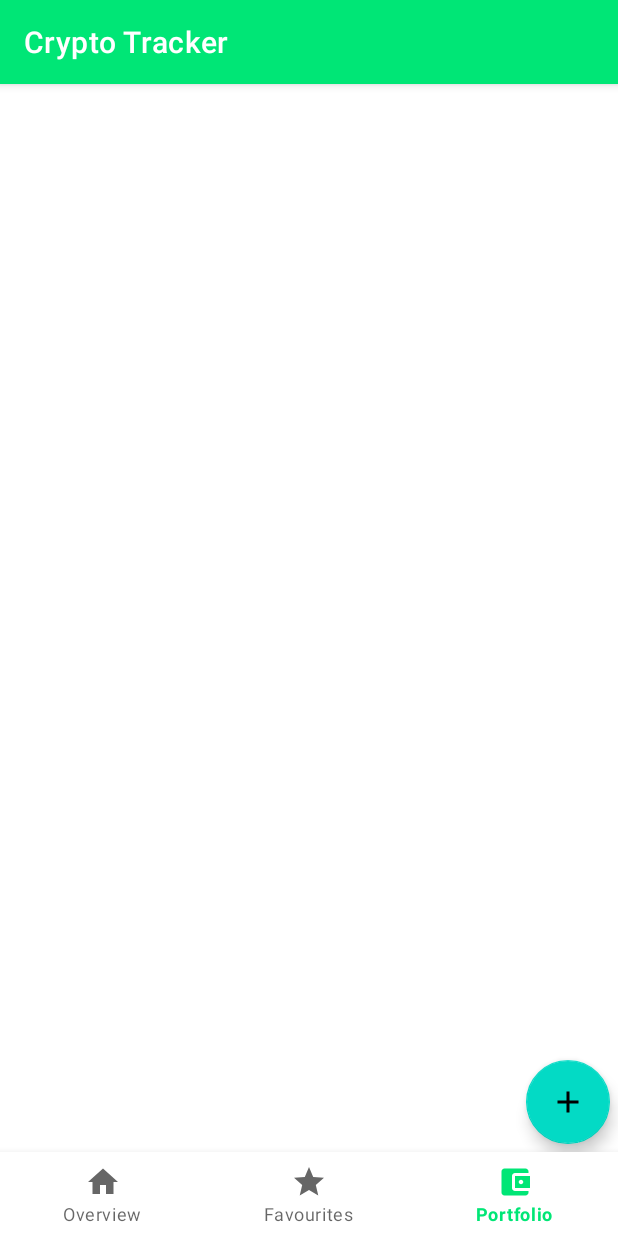
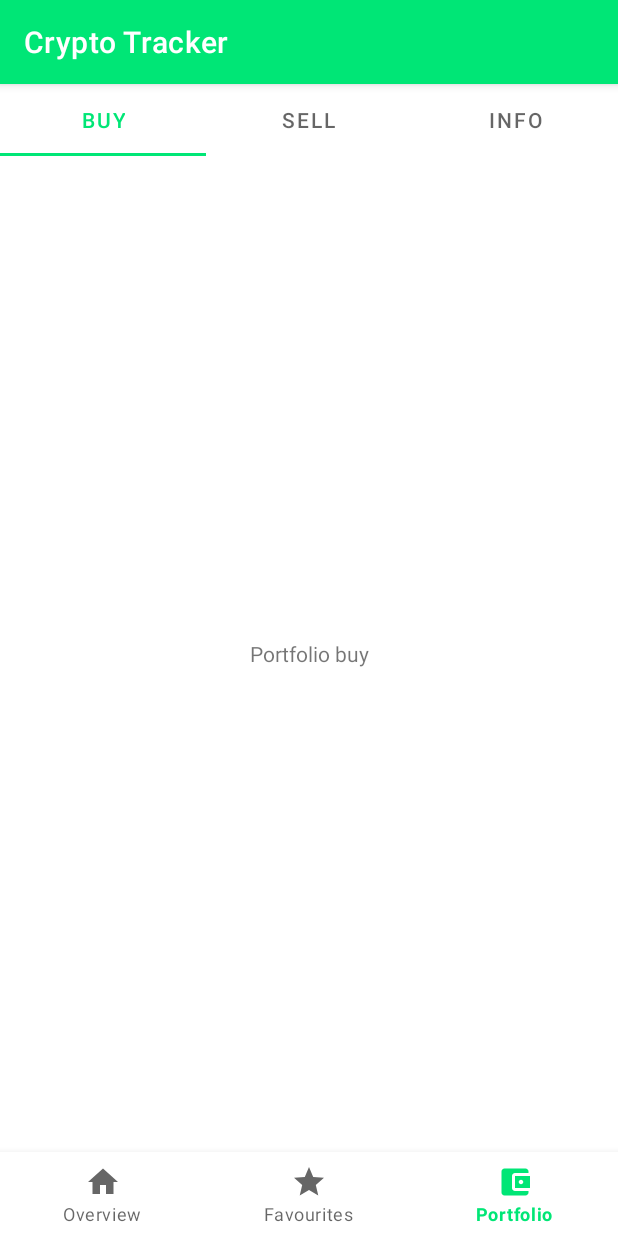
Before and after one commit to tuku13/crypto-tracker, an Android app: the PortfolioFragment screen opened through its navigation route, on a phone screen of 412 x 824 dp. Run offline under Robolectric (Android 15) with nearby library versions, the phone set to English and light mode, and no system bars; our stand-ins replace Room's generated code, data binding, navigation-ui.

Commit message:
3 fragment lesz a viewpager2-ben a portolfio oldalon: buy, sell, info ebbol a buy alapjai kesz vannak

```diff
--- /dev/null
+++ b/app/src/main/java/hu/tuku13/cryptotracker/adapters/PortfolioPageStateAdapter.kt
@@ -0,0 +1,19 @@
+package hu.tuku13.cryptotracker.adapters
+
+import androidx.fragment.app.Fragment
+import androidx.viewpager2.adapter.FragmentStateAdapter
+import hu.tuku13.cryptotracker.screens.favourites.FavouritesFragment
+import hu.tuku13.cryptotracker.screens.overview.OverviewFragment
+import hu.tuku13.cryptotracker.screens.portfolio.buy.PortfolioBuyFragment
+
+class PortfolioPageStateAdapter(fragment: Fragment) : FragmentStateAdapter(fragment) {
+    override fun getItemCount(): Int = 3
+
+    override fun createFragment(position: Int) = when(position) {
+        0 -> PortfolioBuyFragment()
+        1 -> FavouritesFragment()
+        2 -> FavouritesFragment()
+        else -> FavouritesFragment()
+    }
+
+}
--- a/app/src/main/java/hu/tuku13/cryptotracker/repository/CoinRepository.kt
+++ b/app/src/main/java/hu/tuku13/cryptotracker/repository/CoinRepository.kt
@@ -9,6 +9,7 @@ import hu.tuku13.cryptotracker.database.CoinDatabase
 import hu.tuku13.cryptotracker.database.DatabaseCoin
 import hu.tuku13.cryptotracker.database.asDomainModel
 import hu.tuku13.cryptotracker.domain.Coin
+import hu.tuku13.cryptotracker.domain.PortfolioRecord
 import hu.tuku13.cryptotracker.domain.asDatabaseModel
 import hu.tuku13.cryptotracker.network.CoinApi
 import kotlinx.coroutines.Dispatchers
@@ -25,6 +26,10 @@ class CoinRepository(private val database: CoinDatabase) {
     private val _favouriteCoins = MutableLiveData<List<Coin>>()
     val favouriteCoins : LiveData<List<Coin>>
         get() = _favouriteCoins
+
+    private val _portfolioRecords = MutableLiveData<List<PortfolioRecord>>()
+    val portfolioRecords : LiveData<List<PortfolioRecord>>
+        get() = _portfolioRecords
 
     private suspend fun downloadCoinsFromAPI(limit : Int = 15) {
         try {
@@ -87,6 +92,16 @@ class CoinRepository(private val database: CoinDatabase) {
         }
     }
 
+    suspend fun insertToPortfolio(record: PortfolioRecord) {
+        database.coinDao.insertPortfolioRecord(record.asDatabaseModel())
+    }
+
+    suspend fun loadPortfolio() {
+        val databasePortfolio = database.coinDao.getPortfolioRecords()
+        val converted = databasePortfolio.asDomainModel()
+        _portfolioRecords.postValue(converted)
+    }
+
     fun updateCoin(coin: Coin) {
         database.coinDao.updateCoin(coin.asDatabaseModel())
         loadFavouriteCoins()
--- a/app/src/main/java/hu/tuku13/cryptotracker/screens/overview/OverviewViewModel.kt
+++ b/app/src/main/java/hu/tuku13/cryptotracker/screens/overview/OverviewViewModel.kt
@@ -13,7 +13,7 @@ class OverviewViewModel(
     private val application: Application
 ) : ViewModel(){
     private val coinRepository = CoinRepository(getDatabase(application))
-    val coins = coinRepository.coins//TODO coins
+    val coins = coinRepository.coins
 
     private val _navigateToCoinDetails = MutableLiveData<Coin?>()
     val navigateToCoinDetails: LiveData<Coin?>
--- a/app/src/main/java/hu/tuku13/cryptotracker/screens/portfolio/PortfolioFragment.kt
+++ b/app/src/main/java/hu/tuku13/cryptotracker/screens/portfolio/PortfolioFragment.kt
@@ -6,25 +6,45 @@ import android.view.LayoutInflater
 import android.view.View
 import android.view.ViewGroup
 import androidx.lifecycle.ViewModelProvider
+import androidx.viewpager2.widget.ViewPager2
+import com.google.android.material.tabs.TabLayout
+import com.google.android.material.tabs.TabLayoutMediator
 import hu.tuku13.cryptotracker.R
+import hu.tuku13.cryptotracker.adapters.PortfolioPageStateAdapter
 import hu.tuku13.cryptotracker.databinding.FragmentPortfolioBinding
 
 class PortfolioFragment : Fragment() {
     private lateinit var viewModel: PortfolioViewModel
+    private lateinit var binding: FragmentPortfolioBinding
 
     override fun onCreateView(
         inflater: LayoutInflater, container: ViewGroup?,
         savedInstanceState: Bundle?
     ): View? {
-        val binding = FragmentPortfolioBinding.inflate(layoutInflater)
+        binding = FragmentPortfolioBinding.inflate(layoutInflater)
         //binding.setLifecycleOwner(this)
+        val application = requireNotNull(activity).application
 
-        val viewModelFactory = PortfolioViewModel.Factory()
+        val viewModelFactory = PortfolioViewModel.Factory(application)
         viewModel = ViewModelProvider(this, viewModelFactory)
             .get(PortfolioViewModel::class.java)
         binding.viewModel = viewModel
 
+        binding.viewPager.adapter = PortfolioPageStateAdapter(this)
+
         return binding.root
     }
 
+    override fun onViewCreated(view: View, savedInstanceState: Bundle?) {
+        val tabLayout = view.findViewById<TabLayout>(R.id.tabLayout)
+        val viewPager = view.findViewById<ViewPager2>(R.id.viewPager)
+        TabLayoutMediator(tabLayout, viewPager) { tab, position ->
+            tab.text = when (position) {
+                0 -> "Buy"
+                1 -> "Sell"
+                else -> "Info"
+            }
+        }.attach()
+    }
+
 }
--- a/app/src/main/java/hu/tuku13/cryptotracker/screens/portfolio/PortfolioViewModel.kt
+++ b/app/src/main/java/hu/tuku13/cryptotracker/screens/portfolio/PortfolioViewModel.kt
@@ -1,18 +1,32 @@
 package hu.tuku13.cryptotracker.screens.portfolio
 
+import android.app.Application
 import androidx.lifecycle.ViewModel
 import androidx.lifecycle.ViewModelProvider
+import androidx.lifecycle.viewModelScope
+import hu.tuku13.cryptotracker.database.getDatabase
+import hu.tuku13.cryptotracker.repository.CoinRepository
+import kotlinx.coroutines.Dispatchers
+import kotlinx.coroutines.launch
 
 class PortfolioViewModel(
+    private val application: Application
+) : ViewModel() {
+    private val coinRepository = CoinRepository(getDatabase(application))
+    val portfolioRecords = coinRepository.portfolioRecords
 
-) : ViewModel() {
+    init {
+        viewModelScope.launch(Dispatchers.IO){
+            coinRepository.loadPortfolio();
+        }
+    }
 
     class Factory(
-
+        private val application: Application
     ) : ViewModelProvider.Factory {
         override fun <T : ViewModel> create(modelClass: Class<T>): T {
             if(modelClass.isAssignableFrom(PortfolioViewModel::class.java)) {
-                return PortfolioViewModel() as T
+                return PortfolioViewModel(application) as T
             }
             throw IllegalArgumentException("Unknown ViewModel class")
         }
--- /dev/null
+++ b/app/src/main/java/hu/tuku13/cryptotracker/screens/portfolio/buy/PortfolioBuyFragment.kt
@@ -0,0 +1,31 @@
+package hu.tuku13.cryptotracker.screens.portfolio.buy
+
+import androidx.lifecycle.ViewModelProvider
+import android.os.Bundle
+import androidx.fragment.app.Fragment
+import android.view.LayoutInflater
+import android.view.View
+import android.view.ViewGroup
+import hu.tuku13.cryptotracker.databinding.FragmentPortfolioBuyBinding
+import hu.tuku13.cryptotracker.screens.portfolio.PortfolioViewModel
+
+class PortfolioBuyFragment : Fragment() {
+    private lateinit var binding: FragmentPortfolioBuyBinding
+    private lateinit var viewModel: PortfolioBuyViewModel
+
+    override fun onCreateView(
+        inflater: LayoutInflater, container: ViewGroup?,
+        savedInstanceState: Bundle?
+    ): View? {
+        binding = FragmentPortfolioBuyBinding.inflate(layoutInflater)
+        val application = requireNotNull(this.activity).application
+
+        val viewModelFactory = PortfolioBuyViewModel.Factory(application)
+        viewModel = ViewModelProvider(this, viewModelFactory)
+            .get(PortfolioBuyViewModel::class.java)
+        binding.viewModel = viewModel
+
+        return binding.root
+    }
+
+}
--- /dev/null
+++ b/app/src/main/java/hu/tuku13/cryptotracker/screens/portfolio/buy/PortfolioBuyViewModel.kt
@@ -0,0 +1,22 @@
+package hu.tuku13.cryptotracker.screens.portfolio.buy
+
+import android.app.Application
+import androidx.lifecycle.ViewModel
+import androidx.lifecycle.ViewModelProvider
+
+class PortfolioBuyViewModel(
+    val application: Application
+) : ViewModel() {
+
+    class Factory(
+        private val application: Application
+    ) : ViewModelProvider.Factory {
+        override fun <T : ViewModel> create(modelClass: Class<T>): T {
+            if(modelClass.isAssignableFrom(PortfolioBuyViewModel::class.java)) {
+                return PortfolioBuyViewModel(application) as T
+            }
+            throw IllegalArgumentException("Unknown ViewModel class")
+        }
+
+    }
+}
--- a/app/src/main/res/layout/fragment_add_to_portfolio.xml
+++ b/app/src/main/res/layout/fragment_add_to_portfolio.xml
@@ -3,7 +3,7 @@
     <data>
         <variable
             name="viewModel"
-            type="hu.tuku13.cryptotracker.screens.add_to_portfolio.AddToPortfolioViewModel" />
+            type="hu.tuku13.cryptotracker.screens.portfolio.add_to_portfolio.AddToPortfolioViewModel" />
     </data>
 
     <LinearLayout xmlns:android="http://schemas.android.com/apk/res/android"
--- a/app/src/main/res/layout/fragment_portfolio.xml
+++ b/app/src/main/res/layout/fragment_portfolio.xml
@@ -8,29 +8,39 @@
             type="hu.tuku13.cryptotracker.screens.portfolio.PortfolioViewModel" />
     </data>
 
-    <androidx.constraintlayout.widget.ConstraintLayout
+    <LinearLayout
         android:layout_width="match_parent"
         android:layout_height="match_parent"
-        tools:context=".MainActivity">
+        android:orientation="vertical">
 
-        <androidx.recyclerview.widget.RecyclerView
-            android:id="@+id/portfolioList"
+        <com.google.android.material.tabs.TabLayout
+            android:id="@+id/tabLayout"
             android:layout_width="match_parent"
-            android:layout_height="match_parent"
-            app:layout_constraintBottom_toTopOf="@id/floatingActionButton"
-            app:layoutManager="androidx.recyclerview.widget.LinearLayoutManager">
-        </androidx.recyclerview.widget.RecyclerView>
+            android:layout_height="wrap_content"
+            android:layout_gravity="top">
 
-        <com.google.android.material.floatingactionbutton.FloatingActionButton
-            android:id="@+id/floatingActionButton"
-            android:layout_width="wrap_content"
-            android:layout_height="wrap_content"
-            android:layout_marginBottom="5dp"
-            android:layout_marginEnd="5dp"
-            android:clickable="true"
-            app:layout_constraintBottom_toBottomOf="parent"
-            app:layout_constraintEnd_toEndOf="parent"
-            app:srcCompat="@drawable/ic_plus_icon" />
+            <com.google.android.material.tabs.TabItem
+                android:layout_width="wrap_content"
+                android:layout_height="wrap_content"
+                android:text="Buy"/>
 
-    </androidx.constraintlayout.widget.ConstraintLayout>
+            <com.google.android.material.tabs.TabItem
+                android:layout_width="wrap_content"
+                android:layout_height="wrap_content"
+                android:text="Sell" />
+
+            <com.google.android.material.tabs.TabItem
+                android:layout_width="wrap_content"
+                android:layout_height="wrap_content"
+                android:text="Info" />
+
+        </com.google.android.material.tabs.TabLayout>
+
+        <androidx.viewpager2.widget.ViewPager2
+            android:id="@+id/viewPager"
+            android:layout_width="match_parent"
+            android:layout_height="0dp"
+            android:layout_weight="1" />
+    </LinearLayout>
+
 </layout>
--- /dev/null
+++ b/app/src/main/res/layout/fragment_portfolio_buy.xml
@@ -0,0 +1,22 @@
+<?xml version="1.0" encoding="utf-8"?>
+<layout>
+    <data>
+        <variable
+            name="viewModel"
+            type="hu.tuku13.cryptotracker.screens.portfolio.buy.PortfolioBuyViewModel" />
+    </data>
+
+    <FrameLayout xmlns:android="http://schemas.android.com/apk/res/android"
+        xmlns:tools="http://schemas.android.com/tools"
+        android:layout_width="match_parent"
+        android:layout_height="match_parent"
+        tools:context=".screens.portfolio.buy.PortfolioBuyFragment">
+
+        <TextView
+            android:layout_width="match_parent"
+            android:layout_height="match_parent"
+            android:gravity="center"
+            android:text="Portfolio buy" />
+
+    </FrameLayout>
+</layout>
--- a/app/src/main/res/navigation/navigation_graph.xml
+++ b/app/src/main/res/navigation/navigation_graph.xml
@@ -51,11 +51,14 @@
     </fragment>
     <fragment
         android:id="@+id/addToPortfolioFragment"
-        android:name="hu.tuku13.cryptotracker.screens.add_to_portfolio.AddToPortfolioFragment"
+        android:name="hu.tuku13.cryptotracker.screens.portfolio.add_to_portfolio.AddToPortfolioFragment"
         android:label="fragment_add_to_portfolio"
         tools:layout="@layout/fragment_add_to_portfolio" >
         <argument
             android:name="coin"
             app:argType="hu.tuku13.cryptotracker.domain.Coin" />
+        <action
+            android:id="@+id/action_addToPortfolioFragment_to_portfolioFragment"
+            app:destination="@id/portfolioFragment" />
     </fragment>
 </navigation>
```
Also changed, not shown: app/src/main/java/hu/tuku13/cryptotracker/database/DatabasePortfolioRecord.kt (+18 -1 lines), app/src/main/java/hu/tuku13/cryptotracker/domain/PortfolioRecord.kt (+20 -2 lines), app/src/main/java/hu/tuku13/cryptotracker/screens/add_to_portfolio/AddToPortfolioViewModel.kt (deleted, +0 -29 lines), app/src/main/java/hu/tuku13/cryptotracker/screens/portfolio/add_to_portfolio/AddToPortfolioFragment.kt (renamed from app/src/main/java/hu/tuku13/cryptotracker/screens/add_to_portfolio/AddToPortfolioFragment.kt, +16 -3 lines), app/src/main/java/hu/tuku13/cryptotracker/screens/portfolio/add_to_portfolio/AddToPortfolioViewModel.kt (added, +58 -0 lines).
